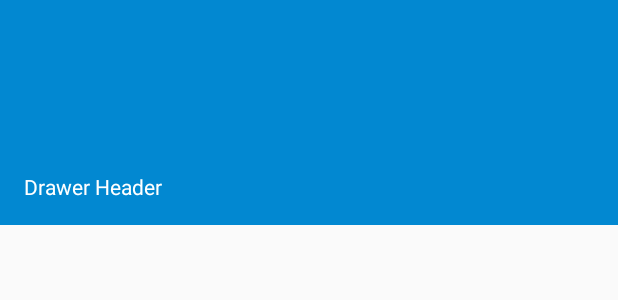
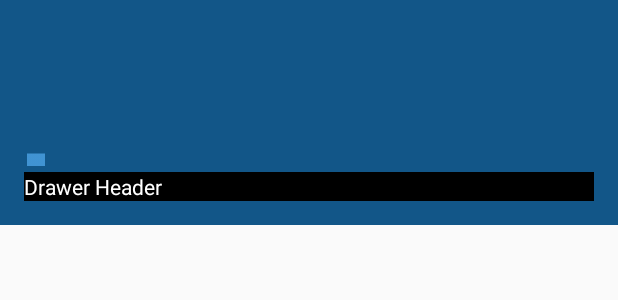
Before and after one commit to onkarganjewar/CMPE277, an Android app: the layout drawer_header.xml on its own in the app's theme, with its tools: preview values and no code run, on a phone screen of 412 x 824 dp. Shown: the top 300 px of the screen. Run offline under Robolectric (Android 15) with nearby library versions, the light colour scheme and no system bars.

Commit message:
background image not displayed in Nav View header
Nav Drawer closing on button click

```diff
--- a/Lab03 - CafeLocator/app/src/main/java/com/project/example/cafelocator/MainActivity.java
+++ b/Lab03 - CafeLocator/app/src/main/java/com/project/example/cafelocator/MainActivity.java
@@ -24,6 +24,7 @@ import android.support.v4.widget.DrawerLayout;
 import android.support.v7.app.AppCompatActivity;
 import android.os.Bundle;
 import android.util.Log;
+import android.view.Gravity;
 import android.view.Menu;
 import android.view.MenuInflater;
 import android.view.MenuItem;
@@ -510,6 +511,10 @@ public class MainActivity extends AppCompatActivity implements OnMapReadyCallbac
         switch (id) {
             // Hamburger icon to toggle NavigationDrawer
             case android.R.id.home:
+                if(mDrawerLayout.isDrawerOpen(GravityCompat.START)) {
+                    //drawer is open
+                    mDrawerLayout.closeDrawer(Gravity.LEFT); //CLOSE Nav Drawer!
+                } else
                 mDrawerLayout.openDrawer(GravityCompat.START);
                 return true;
              }
--- a/Lab03 - CafeLocator/app/src/main/res/layout/drawer_header.xml
+++ b/Lab03 - CafeLocator/app/src/main/res/layout/drawer_header.xml
@@ -3,15 +3,24 @@
     android:orientation="vertical"
     android:layout_width="match_parent"
     android:layout_height="150dp"
-    android:background="?attr/colorPrimaryDark"
+    android:background="@color/colorPrimary"
     android:padding="16dp"
     android:theme="@style/ThemeOverlay.AppCompat.Dark"
     android:gravity="bottom">
 
+    <ImageView
+        android:id="@+id/drawer_profile_image"
+        android:layout_width="@dimen/activity_horizontal_margin"
+        android:layout_height="@dimen/activity_vertical_margin"
+        android:scaleType="centerCrop"
+        android:src="@drawable/bg_image"
+        />
     <TextView
         android:layout_width="match_parent"
         android:layout_height="wrap_content"
+        android:background="@color/statusBarColor"
         android:text="@string/drawer_header_text"
         android:textAppearance="@style/TextAppearance.AppCompat.Body1"/>
 
 </LinearLayout>
+    <!--android:layout_marginBottom="@dimen/standard_margin"-->
--- a/Lab03 - CafeLocator/app/src/main/res/layout/location_list_row.xml
+++ b/Lab03 - CafeLocator/app/src/main/res/layout/location_list_row.xml
@@ -13,7 +13,7 @@
 
     <TextView
         android:id="@+id/rating"
-        android:textColor="@color/title"
+        android:textColor="@color/statusBarColor"
         android:textSize="16dp"
         android:textStyle="bold"
         android:layout_alignParentTop="true"
@@ -22,13 +22,14 @@
 
     <TextView
         android:id="@+id/name"
+        android:textColor="@color/name"
         android:layout_below="@id/rating"
         android:layout_width="match_parent"
         android:layout_height="wrap_content" />
 
     <TextView
         android:id="@+id/address"
-        android:textColor="@color/year"
+        android:textColor="@color/address"
         android:layout_width="wrap_content"
         android:layout_alignParentRight="true"
         android:layout_height="wrap_content" />
--- a/Lab03 - CafeLocator/app/src/main/res/values-v21/styles.xml
+++ b/Lab03 - CafeLocator/app/src/main/res/values-v21/styles.xml
@@ -1,10 +1,10 @@
 <?xml version="1.0" encoding="utf-8"?>
 <resources>
-    <color name="colorPrimary">#03A9F4</color>
-    <color name="colorPrimaryDark">#0288D1</color>
-    <color name="colorAccent">#00BCD4</color>
-    <color name="windowBackground">#fff</color>
-    <color name="navigationBarColor">#0288D1</color>
-    <color name="statusBarColor">#0288D1</color>
-    <color name="textColorPrimary">#fff4f4f4</color>
+    <style name="AppTheme" parent="AppTheme.Base">
+        <item name="android:windowContentTransitions">true</item>
+            <item name="android:windowAllowEnterTransitionOverlap">true</item>
+            <item name="android:windowAllowReturnTransitionOverlap">true</item>
+            <item name="android:windowSharedElementEnterTransition">@android:transition/move</item>
+            <item name="android:windowSharedElementExitTransition">@android:transition/move</item>
+    </style>
 </resources>
--- a/Lab03 - CafeLocator/app/src/main/res/values/styles.xml
+++ b/Lab03 - CafeLocator/app/src/main/res/values/styles.xml
@@ -3,8 +3,10 @@
     <!--<style name="AppTheme" parent="android:Theme.Material.Light.DarkActionBar">-->
     <!--compatibility issues with material theme-->
     <!--You need to use a Theme.AppCompat theme (or descendant) with this activity-->
+    <!-- Base application theme. -->
+    <style name="AppTheme" parent="AppTheme.Base"/>
 
-    <style name="AppTheme" parent="Theme.AppCompat.Light.DarkActionBar">
+    <style name="AppTheme.Base" parent="Theme.AppCompat.Light.DarkActionBar">
     <!-- Customize your theme here. -->
         <item name="colorPrimary">@color/colorPrimary</item>
         <item name="colorPrimaryDark">@color/colorPrimaryDark</item>
```
Also changed, not shown: Lab03 - CafeLocator/app/src/main/res/values/colors.xml (+14 -9 lines), Lab03 - CafeLocator/app/src/main/res/drawable-hdpi/bg_image.png (added), Lab03 - CafeLocator/app/src/main/res/drawable-mdpi/bg_image.png (added), Lab03 - CafeLocator/app/src/main/res/drawable-xhdpi/bg_image.png (added), Lab03 - CafeLocator/app/src/main/res/drawable-xxhdpi/bg_image.png (added).
